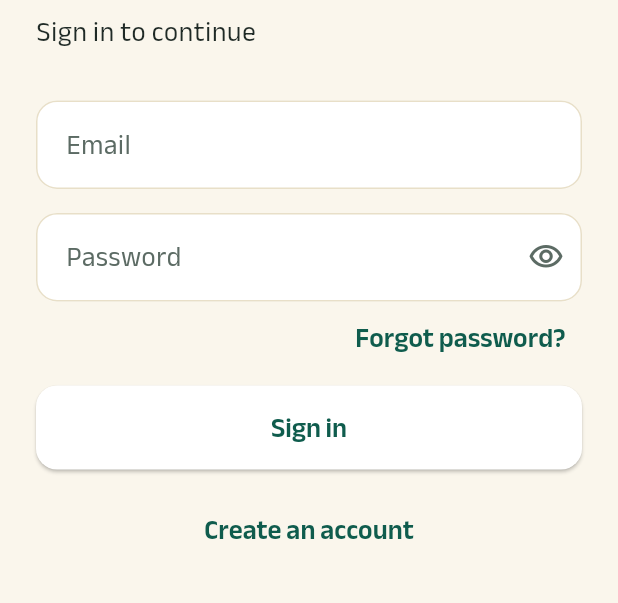
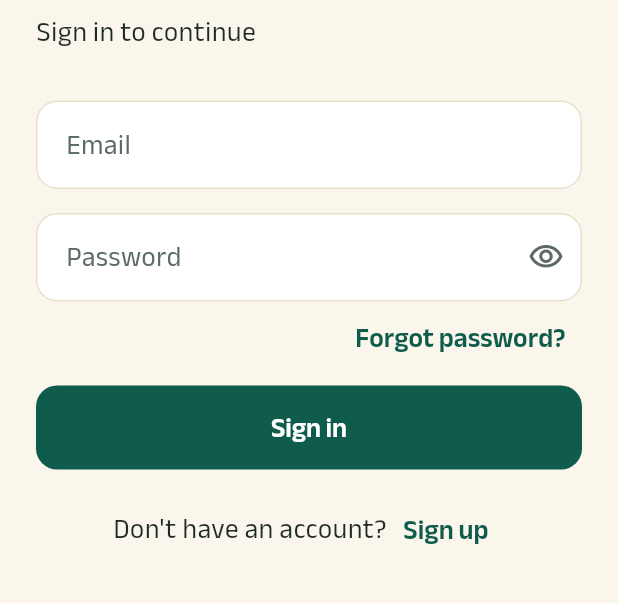
Before and after one commit to sazzad1620/hajjmate, a Flutter app: the screen it shows after launch, on a phone screen of 412 x 824 dp, the part 138-741 px from its top. Run offline on Flutter 3.47's test engine with Material 3 defaults, Android fonts, the phone set to English and light mode, and no system bars; our stand-ins replace cloud_firestore, dartz, equatable, firebase_auth, firebase_core, flutter_bloc and 2 more; accounts and stored records are empty.

Commit message:
feat(home): add bottom navigation and polish auth screens

```diff
--- a/lib/src/config/router/app_router.dart
+++ b/lib/src/config/router/app_router.dart
@@ -8,11 +8,14 @@ import 'package:hajjmate/src/features/auth/presentation/bloc/sign_up_bloc.dart';
 import 'package:hajjmate/src/features/auth/presentation/screens/screen_forgot_password.dart';
 import 'package:hajjmate/src/features/auth/presentation/screens/screen_login.dart';
 import 'package:hajjmate/src/features/auth/presentation/screens/screen_sign_up.dart';
-import 'package:hajjmate/src/features/home/presentation/screens/screen_hajji_home.dart';
-import 'package:hajjmate/src/features/home/presentation/screens/screen_leader_home.dart';
+import 'package:hajjmate/src/features/home/presentation/screens/screen_main_shell.dart';
+import 'package:hajjmate/src/features/home/presentation/shell_destination.dart';
+import 'package:hajjmate/src/features/profile/presentation/screens/screen_hajji_profile.dart';
+import 'package:hajjmate/src/features/profile/presentation/screens/screen_leader_more.dart';
 import 'package:hajjmate/src/features/splash/presentation/bloc/splash_bloc.dart';
 import 'package:hajjmate/src/features/splash/presentation/bloc/splash_event.dart';
 import 'package:hajjmate/src/features/splash/presentation/screens/screen_splash.dart';
+import 'package:hajjmate/src/shared/widgets/layouts/placeholder_tab.dart';
 
 GoRouter createAppRouter() {
   return GoRouter(
@@ -46,13 +49,80 @@ GoRouter createAppRouter() {
           child: const ScreenForgotPassword(),
         ),
       ),
-      GoRoute(
-        path: AppRoutes.leaderHome,
-        builder: (context, state) => const ScreenLeaderHome(),
+      StatefulShellRoute.indexedStack(
+        builder: (context, state, navigationShell) => ScreenMainShell(
+          navigationShell: navigationShell,
+          destinations: ShellDestination.leader,
+        ),
+        branches: [
+          StatefulShellBranch(
+            routes: [
+              GoRoute(
+                path: AppRoutes.leaderMap,
+                builder: (context, state) => const PlaceholderTab(title: 'Map'),
+              ),
+            ],
+          ),
+          StatefulShellBranch(
+            routes: [
+              GoRoute(
+                path: AppRoutes.leaderZones,
+                builder: (context, state) =>
+                    const PlaceholderTab(title: 'Zones'),
+              ),
+            ],
+          ),
+          StatefulShellBranch(
+            routes: [
+              GoRoute(
+                path: AppRoutes.leaderAlerts,
+                builder: (context, state) =>
+                    const PlaceholderTab(title: 'Alerts'),
+              ),
+            ],
+          ),
+          StatefulShellBranch(
+            routes: [
+              GoRoute(
+                path: AppRoutes.leaderMore,
+                builder: (context, state) => const ScreenLeaderMore(),
+              ),
+            ],
+          ),
+        ],
       ),
-      GoRoute(
-        path: AppRoutes.hajjiHome,
-        builder: (context, state) => const ScreenHajjiHome(),
+      StatefulShellRoute.indexedStack(
+        builder: (context, state, navigationShell) => ScreenMainShell(
+          navigationShell: navigationShell,
+          destinations: ShellDestination.hajji,
+        ),
+        branches: [
+          StatefulShellBranch(
+            routes: [
+              GoRoute(
+                path: AppRoutes.hajjiHome,
+                builder: (context, state) =>
+                    const PlaceholderTab(title: 'Home'),
+              ),
+            ],
+          ),
+          StatefulShellBranch(
+            routes: [
+              GoRoute(
+                path: AppRoutes.hajjiMap,
+                builder: (context, state) => const PlaceholderTab(title: 'Map'),
+              ),
+            ],
+          ),
+          StatefulShellBranch(
+            routes: [
+              GoRoute(
+                path: AppRoutes.hajjiProfile,
+                builder: (context, state) => const ScreenHajjiProfile(),
+              ),
+            ],
+          ),
+        ],
       ),
     ],
   );
--- a/lib/src/config/router/app_routes.dart
+++ b/lib/src/config/router/app_routes.dart
@@ -7,12 +7,19 @@ class AppRoutes {
   static const String login = '/login';
   static const String signUp = '/sign-up';
   static const String forgotPassword = '/forgot-password';
-  static const String leaderHome = '/leader';
-  static const String hajjiHome = '/hajji';
+
+  static const String leaderMap = '/leader/map';
+  static const String leaderZones = '/leader/zones';
+  static const String leaderAlerts = '/leader/alerts';
+  static const String leaderMore = '/leader/more';
+
+  static const String hajjiHome = '/hajji/home';
+  static const String hajjiMap = '/hajji/map';
+  static const String hajjiProfile = '/hajji/profile';
 
   static String homeFor(Role role) {
     return switch (role) {
-      Role.leader => leaderHome,
+      Role.leader => leaderMap,
       Role.hajji => hajjiHome,
     };
   }
--- a/lib/src/features/auth/presentation/screens/screen_login.dart
+++ b/lib/src/features/auth/presentation/screens/screen_login.dart
@@ -8,6 +8,7 @@ import 'package:hajjmate/src/features/auth/domain/entities/login_params.dart';
 import 'package:hajjmate/src/features/auth/presentation/bloc/login_bloc.dart';
 import 'package:hajjmate/src/features/auth/presentation/bloc/login_event.dart';
 import 'package:hajjmate/src/features/auth/presentation/bloc/login_state.dart';
+import 'package:hajjmate/src/features/auth/presentation/widgets/auth_switch_link.dart';
 import 'package:hajjmate/src/shared/widgets/buttons/base_button.dart';
 import 'package:hajjmate/src/shared/widgets/inputfields/base_input.dart';
 import 'package:hajjmate/src/shared/widgets/toast/app_toast.dart';
@@ -97,9 +98,10 @@ class _ScreenLoginState extends State<ScreenLogin> {
                       isLoading: state is LoginSubmitting,
                     ),
                     const SizedBox(height: 16),
-                    TextButton(
-                      onPressed: () => context.push(AppRoutes.signUp),
-                      child: const Text('Create an account'),
+                    AuthSwitchLink(
+                      message: "Don't have an account?",
+                      actionLabel: 'Sign up',
+                      onTap: () => context.push(AppRoutes.signUp),
                     ),
                   ],
                 ),
--- /dev/null
+++ b/lib/src/features/auth/presentation/widgets/auth_switch_link.dart
@@ -0,0 +1,26 @@
+import 'package:flutter/material.dart';
+
+class AuthSwitchLink extends StatelessWidget {
+  final String message;
+  final String actionLabel;
+  final VoidCallback onTap;
+
+  const AuthSwitchLink({
+    super.key,
+    required this.message,
+    required this.actionLabel,
+    required this.onTap,
+  });
+
+  @override
+  Widget build(BuildContext context) {
+    return Wrap(
+      alignment: WrapAlignment.center,
+      crossAxisAlignment: WrapCrossAlignment.center,
+      children: [
+        Text(message, style: Theme.of(context).textTheme.bodyLarge),
+        TextButton(onPressed: onTap, child: Text(actionLabel)),
+      ],
+    );
+  }
+}
--- a/lib/src/features/auth/presentation/widgets/sign_out_button.dart
+++ b/lib/src/features/auth/presentation/widgets/sign_out_button.dart
@@ -24,6 +24,7 @@ class SignOutButton extends StatelessWidget {
         builder: (context, state) {
           return BaseButton(
             label: 'Sign out',
+            isPrimary: false,
             onPressed: () =>
                 context.read<SignOutBloc>().add(const SignOutRequested()),
             isLoading: state is SignOutSubmitting,
--- a/lib/src/features/home/presentation/screens/screen_hajji_home.dart
+++ b/lib/src/features/profile/presentation/screens/screen_hajji_profile.dart
@@ -1,8 +1,8 @@
 import 'package:flutter/material.dart';
 import 'package:hajjmate/src/features/auth/presentation/widgets/sign_out_button.dart';
 
-class ScreenHajjiHome extends StatelessWidget {
-  const ScreenHajjiHome({super.key});
+class ScreenHajjiProfile extends StatelessWidget {
+  const ScreenHajjiProfile({super.key});
 
   @override
   Widget build(BuildContext context) {
@@ -15,7 +15,7 @@ class ScreenHajjiHome extends StatelessWidget {
             crossAxisAlignment: CrossAxisAlignment.stretch,
             children: [
               Text(
-                'Hajji home',
+                'Profile',
                 textAlign: TextAlign.center,
                 style: Theme.of(context).textTheme.headlineMedium,
               ),
--- a/lib/src/features/home/presentation/screens/screen_leader_home.dart
+++ b/lib/src/features/profile/presentation/screens/screen_leader_more.dart
@@ -1,8 +1,8 @@
 import 'package:flutter/material.dart';
 import 'package:hajjmate/src/features/auth/presentation/widgets/sign_out_button.dart';
 
-class ScreenLeaderHome extends StatelessWidget {
-  const ScreenLeaderHome({super.key});
+class ScreenLeaderMore extends StatelessWidget {
+  const ScreenLeaderMore({super.key});
 
   @override
   Widget build(BuildContext context) {
@@ -15,7 +15,7 @@ class ScreenLeaderHome extends StatelessWidget {
             crossAxisAlignment: CrossAxisAlignment.stretch,
             children: [
               Text(
-                'Leader home',
+                'More',
                 textAlign: TextAlign.center,
                 style: Theme.of(context).textTheme.headlineMedium,
               ),
--- a/lib/src/shared/theme/app_theme.dart
+++ b/lib/src/shared/theme/app_theme.dart
@@ -6,6 +6,10 @@ class AppTheme {
   AppTheme._();
 
   static const double _minTapTarget = 56;
+
+  static const RoundedRectangleBorder _buttonShape = RoundedRectangleBorder(
+    borderRadius: BorderRadius.all(Radius.circular(14)),
+  );
 
   static OutlineInputBorder _inputBorder(Color color, {double width = 1}) {
     return OutlineInputBorder(
@@ -36,13 +40,18 @@ class AppTheme {
         bodySmall: AppTypography.small,
         labelLarge: AppTypography.button,
       ),
+      filledButtonTheme: FilledButtonThemeData(
+        style: FilledButton.styleFrom(
+          minimumSize: const Size.fromHeight(_minTapTarget),
+          textStyle: AppTypography.button,
+          shape: _buttonShape,
+        ),
+      ),
       elevatedButtonTheme: ElevatedButtonThemeData(
         style: ElevatedButton.styleFrom(
           minimumSize: const Size.fromHeight(_minTapTarget),
           textStyle: AppTypography.button,
-          shape: RoundedRectangleBorder(
-            borderRadius: BorderRadius.circular(14),
-          ),
+          shape: _buttonShape,
         ),
       ),
       inputDecorationTheme: InputDecorationTheme(
--- a/lib/src/shared/widgets/buttons/base_button.dart
+++ b/lib/src/shared/widgets/buttons/base_button.dart
@@ -5,24 +5,35 @@ class BaseButton extends StatelessWidget {
   final VoidCallback? onPressed;
   final bool isLoading;
 
+  /// The main action of a screen is filled; a second button is secondary.
+  final bool isPrimary;
+
   const BaseButton({
     super.key,
     required this.label,
     required this.onPressed,
     this.isLoading = false,
+    this.isPrimary = true,
   });
 
   @override
   Widget build(BuildContext context) {
-    return ElevatedButton(
-      onPressed: isLoading ? null : onPressed,
-      child: isLoading
-          ? const SizedBox(
-              height: 24,
-              width: 24,
-              child: CircularProgressIndicator(strokeWidth: 3),
-            )
-          : Text(label),
-    );
+    final colors = Theme.of(context).colorScheme;
+    final child = isLoading
+        ? SizedBox(
+            height: 24,
+            width: 24,
+            child: CircularProgressIndicator(
+              strokeWidth: 3,
+              color: isPrimary ? colors.onPrimary : colors.primary,
+            ),
+          )
+        : Text(label);
+    // While loading, taps are ignored but the colours stay the same.
+    final handler = isLoading ? () {} : onPressed;
+
+    return isPrimary
+        ? FilledButton(onPressed: handler, child: child)
+        : ElevatedButton(onPressed: handler, child: child);
   }
 }
```
Also changed, not shown: lib/src/features/auth/presentation/screens/screen_forgot_password.dart (+12 -3 lines), lib/src/features/auth/presentation/screens/screen_sign_up.dart (+22 -7 lines), lib/src/features/home/presentation/screens/screen_main_shell.dart (added, +30 -0 lines), lib/src/features/home/presentation/shell_destination.dart (added, +54 -0 lines), lib/src/features/home/presentation/widgets/bottom_nav_bar.dart (added, +115 -0 lines), lib/src/shared/widgets/layouts/placeholder_tab.dart (added, +18 -0 lines), lib/firebase_options.dart, 2 other files.
